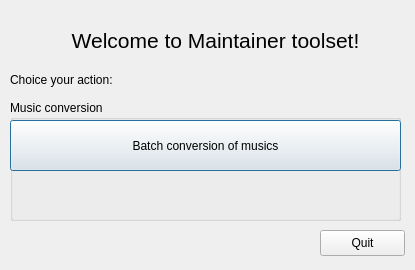
Qt form Maintainer/main_window.ui (WohlSoft/Moondust-Project) before a commit.
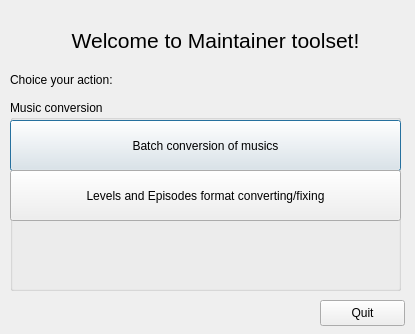
The same form after that commit.

Commit message: Begin works at Level/Episode converter in the Maintainer

```diff
--- a/Maintainer/main_window.ui
+++ b/Maintainer/main_window.ui
@@ -7,7 +7,7 @@
     <x>0</x>
     <y>0</y>
     <width>415</width>
-    <height>270</height>
+    <height>334</height>
    </rect>
   </property>
   <property name="windowTitle">
@@ -40,7 +40,7 @@
      <x>10</x>
      <y>100</y>
      <width>391</width>
-     <height>121</height>
+     <height>191</height>
     </rect>
    </property>
    <property name="title">
@@ -59,12 +59,25 @@
      <string>Batch conversion of musics</string>
     </property>
    </widget>
+   <widget class="QPushButton" name="episode_converter">
+    <property name="geometry">
+     <rect>
+      <x>0</x>
+      <y>70</y>
+      <width>391</width>
+      <height>51</height>
+     </rect>
+    </property>
+    <property name="text">
+     <string>Levels and Episodes format converting/fixing</string>
+    </property>
+   </widget>
   </widget>
   <widget class="QPushButton" name="quitOut">
    <property name="geometry">
     <rect>
      <x>320</x>
-     <y>230</y>
+     <y>300</y>
      <width>85</width>
      <height>26</height>
     </rect>
```
The commit also changes 7 other files.
